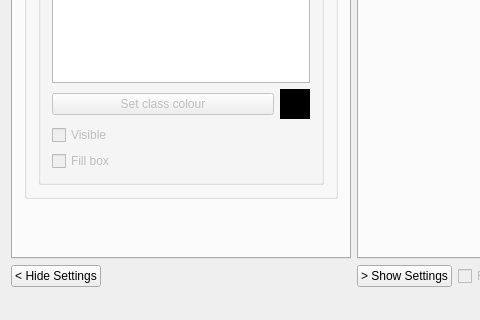
Old version of the form src/mainwindow.ui in the repository i3drobotics/stereo-vision-toolkit; both pictures show x 0 to 480 and y 480 to 800 of the 1200 by 800 pixel window.
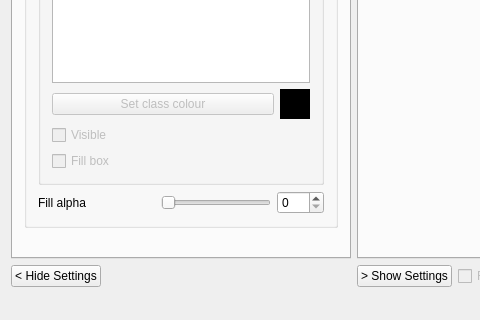
New version of the form.

Commit message: add bbox alpha transparency settings

The edit to the form file:
```diff
--- a/src/mainwindow.ui
+++ b/src/mainwindow.ui
@@ -441,7 +441,7 @@
                     <x>0</x>
                     <y>0</y>
                     <width>314</width>
-                    <height>225</height>
+                    <height>220</height>
                    </rect>
                   </property>
                   <layout class="QVBoxLayout" name="verticalLayout_6">
@@ -1248,28 +1248,35 @@
                   </item>
                  </layout>
                 </item>
-                <item row="3" column="0">
+                <item row="4" column="0">
                  <widget class="QPushButton" name="detectionSetupButton">
                   <property name="text">
                    <string>Setup</string>
                   </property>
                  </widget>
                 </item>
-                <item row="4" column="0">
+                <item row="5" column="0">
                  <widget class="QCheckBox" name="detectionCheckBox">
                   <property name="text">
                    <string>Enable Detection</string>
                   </property>
                  </widget>
                 </item>
-                <item row="5" column="0" colspan="2">
+                <item row="6" column="0" colspan="2">
                  <widget class="QGroupBox" name="groupBox_2">
                   <property name="title">
                    <string>Classes</string>
                   </property>
                   <layout class="QVBoxLayout" name="verticalLayout_12">
                    <item>
-                    <widget class="QListWidget" name="classListWidget"/>
+                    <widget class="QListWidget" name="classListWidget">
+                     <property name="sizePolicy">
+                      <sizepolicy hsizetype="Expanding" vsizetype="MinimumExpanding">
+                       <horstretch>0</horstretch>
+                       <verstretch>0</verstretch>
+                      </sizepolicy>
+                     </property>
+                    </widget>
                    </item>
                    <item>
                     <layout class="QHBoxLayout" name="horizontalLayout_2">
@@ -1330,6 +1337,34 @@
                   </layout>
                  </widget>
                 </item>
+                <item row="7" column="0">
+                 <widget class="QLabel" name="label_11">
+                  <property name="text">
+                   <string>Fill alpha</string>
+                  </property>
+                 </widget>
+                </item>
+                <item row="7" column="1">
+                 <layout class="QHBoxLayout" name="horizontalLayout_7">
+                  <item>
+                   <widget class="QSlider" name="bboxAlphaSlider">
+                    <property name="maximum">
+                     <number>255</number>
+                    </property>
+                    <property name="orientation">
+                     <enum>Qt::Horizontal</enum>
+                    </property>
+                   </widget>
+                  </item>
+                  <item>
+                   <widget class="QSpinBox" name="bboxAlphaSpinbox">
+                    <property name="maximum">
+                     <number>255</number>
+                    </property>
+                   </widget>
+                  </item>
+                 </layout>
+                </item>
                </layout>
               </widget>
              </item>
@@ -1961,7 +1996,7 @@
      <x>0</x>
      <y>0</y>
      <width>1200</width>
-     <height>20</height>
+     <height>21</height>
     </rect>
    </property>
    <widget class="QMenu" name="menuFile">
```
The commit also changes 2 other files.
